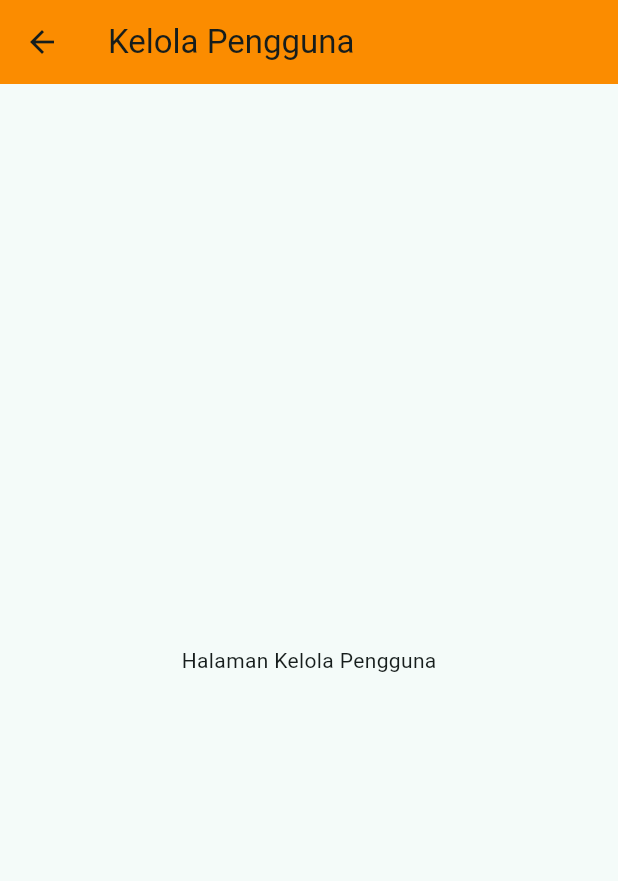
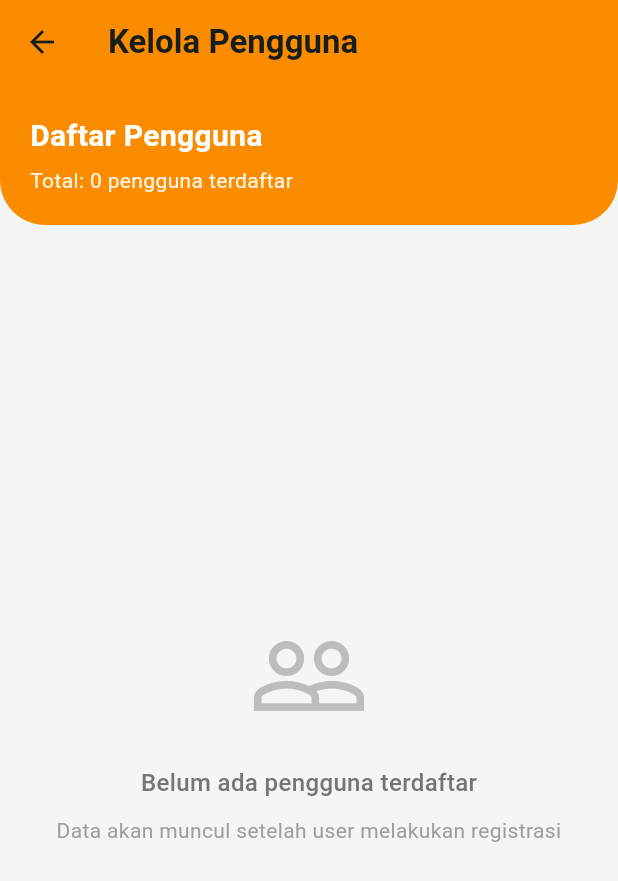
Before and after one commit to elisandksr/reboxcobacoba, a Flutter app: the KelolaPenggunaScreen screen opened directly, on a phone screen of 412 x 824 dp. Shown: the top 881 px of the screen. Run offline on Flutter 3.47's test engine with Material 3 defaults, Android fonts, the phone set to English and light mode, and no system bars; our stand-ins replace image_picker; Roboto replaces fonts that are missing (Poppins).

Commit message:
kelola pengguna user

```diff
--- a/lib/admin_dashboard_screen.dart
+++ b/lib/admin_dashboard_screen.dart
@@ -1,5 +1,6 @@
 import 'package:flutter/material.dart';
 import 'login_admin_screen.dart';
+import 'kelola_pengguna_screen.dart';
 
 class AdminDashboard extends StatefulWidget {
   final String adminUsername;
@@ -301,21 +302,3 @@ class KelolaBarangScreen extends StatelessWidget {
     );
   }
 }
-
-// Placeholder untuk Kelola Pengguna Screen
-class KelolaPenggunaScreen extends StatelessWidget {
-  const KelolaPenggunaScreen({super.key});
-
-  @override
-  Widget build(BuildContext context) {
-    return Scaffold(
-      appBar: AppBar(
-        title: const Text('Kelola Pengguna'),
-        backgroundColor: Colors.orange[600],
-      ),
-      body: const Center(
-        child: Text('Halaman Kelola Pengguna'),
-      ),
-    );
-  }
-}
--- /dev/null
+++ b/lib/kelola_pengguna_screen.dart
@@ -0,0 +1,390 @@
+import 'package:flutter/material.dart';
+import 'user_data.dart'; // Import UserData untuk mengambil data user yang terdaftar
+import 'admin_dashboard_screen.dart';
+
+class KelolaPenggunaScreen extends StatefulWidget {
+  const KelolaPenggunaScreen({super.key});
+
+  @override
+  State<KelolaPenggunaScreen> createState() => _KelolaPenggunaScreenState();
+}
+
+class _KelolaPenggunaScreenState extends State<KelolaPenggunaScreen> {
+
+  void _deleteUser(String username) {
+    showDialog(
+      context: context,
+      builder: (context) => AlertDialog(
+        shape: RoundedRectangleBorder(borderRadius: BorderRadius.circular(15)),
+        title: const Text('Konfirmasi Hapus'),
+        content: Text('Apakah Anda yakin ingin menghapus pengguna $username?'),
+        actions: [
+          TextButton(
+            onPressed: () => Navigator.pop(context),
+            child: Text('Batal', style: TextStyle(color: Colors.grey[600])),
+          ),
+          ElevatedButton(
+            style: ElevatedButton.styleFrom(
+              backgroundColor: Colors.red[600],
+              shape: RoundedRectangleBorder(borderRadius: BorderRadius.circular(10)),
+            ),
+            onPressed: () {
+              setState(() {
+                UserData.deleteUser(username);
+              });
+              Navigator.pop(context);
+              ScaffoldMessenger.of(context).showSnackBar(
+                SnackBar(
+                  content: const Text('Pengguna berhasil dihapus'),
+                  backgroundColor: Colors.green[600],
+                  behavior: SnackBarBehavior.floating,
+                  shape: RoundedRectangleBorder(borderRadius: BorderRadius.circular(10)),
+                ),
+              );
+            },
+            child: const Text('Hapus'),
+          ),
+        ],
+      ),
+    );
+  }
+
+  void _viewUserDetails(String username, String password, String mobile) {
+    showDialog(
+      context: context,
+      builder: (context) => AlertDialog(
+        shape: RoundedRectangleBorder(borderRadius: BorderRadius.circular(15)),
+        title: const Text('Detail Pengguna'),
+        content: Column(
+          mainAxisSize: MainAxisSize.min,
+          crossAxisAlignment: CrossAxisAlignment.start,
+          children: [
+            Row(
+              children: [
+                Icon(Icons.person, color: Colors.orange[600]),
+                const SizedBox(width: 10),
+                Expanded(
+                  child: Column(
+                    crossAxisAlignment: CrossAxisAlignment.start,
+                    children: [
+                      const Text(
+                        'Username',
+                        style: TextStyle(
+                          fontSize: 12,
+                          color: Colors.grey,
+                        ),
+                      ),
+                      Text(
+                        username,
+                        style: const TextStyle(
+                          fontSize: 16,
+                          fontWeight: FontWeight.bold,
+                        ),
+                      ),
+                    ],
+                  ),
+                ),
+              ],
+            ),
+            const SizedBox(height: 15),
+            Row(
+              children: [
+                Icon(Icons.phone, color: Colors.orange[600]),
+                const SizedBox(width: 10),
+                Expanded(
+                  child: Column(
+                    crossAxisAlignment: CrossAxisAlignment.start,
+                    children: [
+                      const Text(
+                        'Mobile',
+                        style: TextStyle(
+                          fontSize: 12,
+                          color: Colors.grey,
+                        ),
+                      ),
+                      Text(
+                        mobile,
+                        style: const TextStyle(
+                          fontSize: 16,
+                          fontWeight: FontWeight.bold,
+                        ),
+                      ),
+                    ],
+                  ),
+                ),
+              ],
+            ),
+            const SizedBox(height: 15),
+            Row(
+              children: [
+                Icon(Icons.lock, color: Colors.orange[600]),
+                const SizedBox(width: 10),
+                Expanded(
+                  child: Column(
+                    crossAxisAlignment: CrossAxisAlignment.start,
+                    children: [
+                      const Text(
+                        'Password',
+                        style: TextStyle(
+                          fontSize: 12,
+                          color: Colors.grey,
+                        ),
+                      ),
+                      Text(
+                        password,
+                        style: const TextStyle(
+                          fontSize: 16,
+                          fontWeight: FontWeight.bold,
+                        ),
+                      ),
+                    ],
+                  ),
+                ),
+              ],
+            ),
+          ],
+        ),
+        actions: [
+          ElevatedButton(
+            style: ElevatedButton.styleFrom(
+              backgroundColor: Colors.orange[600],
+              shape: RoundedRectangleBorder(borderRadius: BorderRadius.circular(10)),
+            ),
+            onPressed: () => Navigator.pop(context),
+            child: const Text('Tutup'),
+          ),
+        ],
+      ),
+    );
+  }
+
+  @override
+  Widget build(BuildContext context) {
+    final users = UserData.getAllUsers();
+
+    return Scaffold(
+      appBar: AppBar(
+        title: const Text(
+          'Kelola Pengguna',
+          style: TextStyle(fontWeight: FontWeight.bold),
+        ),
+        backgroundColor: Colors.orange[600],
+        elevation: 0,
+      ),
+      body: Container(
+        color: Colors.grey[100],
+        child: Column(
+          children: [
+            // Header Card
+            Container(
+              width: double.infinity,
+              padding: const EdgeInsets.all(20),
+              decoration: BoxDecoration(
+                color: Colors.orange[600],
+                borderRadius: const BorderRadius.only(
+                  bottomLeft: Radius.circular(30),
+                  bottomRight: Radius.circular(30),
+                ),
+              ),
+              child: Column(
+                crossAxisAlignment: CrossAxisAlignment.start,
+                children: [
+                  const Text(
+                    'Daftar Pengguna',
+                    style: TextStyle(
+                      color: Colors.white,
+                      fontSize: 20,
+                      fontWeight: FontWeight.bold,
+                    ),
+                  ),
+                  const SizedBox(height: 5),
+                  Text(
+                    'Total: ${users.length} pengguna terdaftar',
+                    style: TextStyle(
+                      color: Colors.white.withOpacity(0.9),
+                      fontSize: 14,
+                    ),
+                  ),
+                ],
+              ),
+            ),
+
+            // Table Content
+            Expanded(
+              child: users.isEmpty
+                  ? Center(
+                      child: Column(
+                        mainAxisAlignment: MainAxisAlignment.center,
+                        children: [
+                          Icon(
+                            Icons.people_outline,
+                            size: 80,
+                            color: Colors.grey[400],
+                          ),
+                          const SizedBox(height: 20),
+                          Text(
+                            'Belum ada pengguna terdaftar',
+                            style: TextStyle(
+                              fontSize: 16,
+                              color: Colors.grey[600],
+                              fontWeight: FontWeight.w500,
+                            ),
+                          ),
+                          const SizedBox(height: 10),
+                          Text(
+                            'Data akan muncul setelah user melakukan registrasi',
+                            style: TextStyle(
+                              fontSize: 14,
+                              color: Colors.grey[500],
+                            ),
+                            textAlign: TextAlign.center,
+                          ),
+                        ],
+                      ),
+                    )
+                  : SingleChildScrollView(
+                      padding: const EdgeInsets.all(16),
+                      child: Container(
+                        decoration: BoxDecoration(
+                          color: Colors.white,
+                          borderRadius: BorderRadius.circular(15),
+                          boxShadow: [
+                            BoxShadow(
+                              color: Colors.black.withOpacity(0.05),
+                              blurRadius: 10,
+                              offset: const Offset(0, 4),
+                            ),
+                          ],
+                        ),
+                        child: Column(
+                          children: [
+                            // Table Header
+                            Container(
+                              padding: const EdgeInsets.symmetric(horizontal: 16, vertical: 12),
+                              decoration: BoxDecoration(
+                                color: Colors.orange[50],
+                                borderRadius: const BorderRadius.only(
+                                  topLeft: Radius.circular(15),
+                                  topRight: Radius.circular(15),
+                                ),
+                              ),
+                              child: Row(
+                                children: [
+                                  Expanded(
+                                    flex: 1,
+                                    child: Text(
+                                      'No',
+                                      style: TextStyle(
+                                        fontWeight: FontWeight.bold,
+                                        color: Colors.orange[800],
+                                      ),
+                                    ),
+                                  ),
+                                  Expanded(
+                                    flex: 3,
+                                    child: Text(
+                                      'Username',
+                                      style: TextStyle(
+                                        fontWeight: FontWeight.bold,
+                                        color: Colors.orange[800],
+                                      ),
+                                    ),
+                                  ),
+                                  Expanded(
+                                    flex: 2,
+                                    child: Text(
+                                      'Aksi',
+                                      textAlign: TextAlign.center,
+                                      style: TextStyle(
+                                        fontWeight: FontWeight.bold,
+                                        color: Colors.orange[800],
+                                      ),
+                                    ),
+                                  ),
+                                ],
+                              ),
+                            ),
+
+                            // Table Body
+                            ListView.builder(
+                              shrinkWrap: true,
+                              physics: const NeverScrollableScrollPhysics(),
+                              itemCount: users.length,
+                              itemBuilder: (context, index) {
+                                final user = users[index];
+                                final username = user['username'] ?? 'Unknown';
+                                final password = user['password'] ?? '-';
+                                final mobile = user['mobile'] ?? '-';
+
+                                return Container(
+                                  padding: const EdgeInsets.symmetric(horizontal: 16, vertical: 12),
+                                  decoration: BoxDecoration(
+                                    border: Border(
+                                      bottom: BorderSide(color: Colors.grey[200]!),
+                                    ),
+                                  ),
+                                  child: Row(
+                                    children: [
+                                      Expanded(
+                                        flex: 1,
+                                        child: Text(
+                                          '${index + 1}',
+                                          style: const TextStyle(fontSize: 14),
+                                        ),
+                                      ),
+                                      Expanded(
+                                        flex: 3,
+                                        child: Text(
+                                          username,
+                                          style: const TextStyle(
+                                            fontSize: 14,
+                                            fontWeight: FontWeight.w500,
+                                          ),
+                                        ),
+                                      ),
+                                      Expanded(
+                                        flex: 2,
+                                        child: Row(
+                                          mainAxisAlignment: MainAxisAlignment.center,
+                                          children: [
+                                            IconButton(
+                                              icon: Icon(
+                                                Icons.visibility,
+                                                color: Colors.blue[600],
+                                                size: 20,
+                                              ),
+                                              onPressed: () => _viewUserDetails(
+                                                username,
+                                                password,
+                                                mobile,
+                                              ),
+                                              tooltip: 'Lihat Detail',
+                                            ),
+                                            IconButton(
+                                              icon: Icon(
+                                                Icons.delete,
+                                                color: Colors.red[600],
+                                                size: 20,
+                                              ),
+                                              onPressed: () => _deleteUser(username),
+                                              tooltip: 'Hapus',
+                                            ),
+                                          ],
+                                        ),
+                                      ),
+                                    ],
+                                  ),
+                                );
+                              },
+                            ),
+                          ],
+                        ),
+                      ),
+                    ),
+            ),
+          ],
+        ),
+      ),
+    );
+  }
+}
--- a/lib/user_data.dart
+++ b/lib/user_data.dart
@@ -102,4 +102,26 @@ class UserData {
       return false;
     }
   }
+
+
+// Method untuk menghapus user (untuk admin)
+  static bool deleteUser(String username) {
+    final cleanUsername = username.trim();
+    try {
+      final userIndex = _registeredUsers.indexWhere(
+        (user) => user['username'] == cleanUsername,
+      );
+      if (userIndex != -1) {
+        _registeredUsers.removeAt(userIndex);
+        print('🗑️ User deleted: $cleanUsername');
+        print('📊 Total users: ${_registeredUsers.length}');
+        return true;
+      }
+      print('❌ User not found: $cleanUsername');
+      return false;
+    } catch (e) {
+      print('❌ Error deleting user: $e');
+      return false;
+    }
+  }
 }
```
